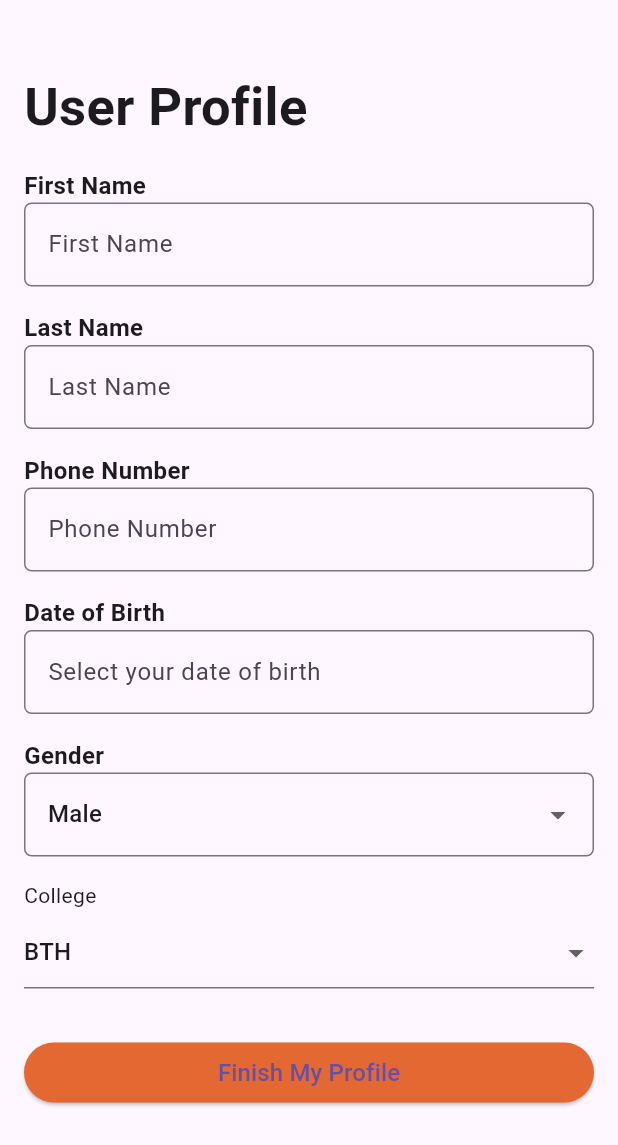
After one commit to abhirammmmm/CogniHive, a Flutter app: the NewUserDetails screen opened by its route, on a phone screen of 412 x 824 dp. The commit adds this screen. Shown: the top 1145 px of the screen. Run offline on Flutter 3.47's test engine with Material 3 defaults, Android fonts, the phone set to English and light mode, and no system bars; our stand-ins replace cloud_firestore, firebase_auth, firebase_core; accounts and stored records are empty.

Commit message:
Save New User Profile

```diff
--- /dev/null
+++ b/lib/models/user_data.dart
@@ -0,0 +1,39 @@
+class UserData {
+  String firstName;
+  String lastName;
+  String phoneNumber;
+  String dateOfBirth;
+  String gender;
+  String college;
+
+  UserData({
+    this.firstName = '',
+    this.lastName = '',
+    this.phoneNumber = '',
+    this.dateOfBirth = '',
+    this.gender = 'Male',
+    this.college = 'BTH',
+  });
+
+  // Add a method to populate data from a map (useful when fetching data from Firestore)
+  UserData.fromMap(Map<String, dynamic> map)
+      : firstName = map['firstName'] ?? '',
+        lastName = map['lastName'] ?? '',
+        phoneNumber = map['phoneNumber'] ?? '',
+        dateOfBirth = map['dateOfBirth'] ?? '',
+        gender = map['gender'] ?? 'Male',
+        college = map['college'] ?? 'BTH';
+
+  get uid => null;
+
+  Map<String, dynamic> toMap() {
+    return {
+      'firstName': firstName,
+      'lastName': lastName,
+      'phoneNumber': phoneNumber,
+      'dateOfBirth': dateOfBirth,
+      'gender': gender,
+      'college': college,
+    };
+  }
+}
--- /dev/null
+++ b/lib/screens/home/new_user_details.dart
@@ -0,0 +1,263 @@
+// ignore_for_file: prefer_const_constructors, prefer_final_fields, library_private_types_in_public_api, avoid_print, prefer_const_constructors_in_immutables
+
+import 'package:cloud_firestore/cloud_firestore.dart';
+import 'package:cognihive_version1/models/user_data.dart';
+import 'package:cognihive_version1/screens/home/dashboard.dart';
+import 'package:firebase_auth/firebase_auth.dart';
+import 'package:flutter/material.dart';
+
+class NewUserDetails extends StatefulWidget {
+  final UserData? initialData;
+
+  NewUserDetails({Key? key, this.initialData}) : super(key: key);
+
+  @override
+  _NewUserDetailsState createState() => _NewUserDetailsState();
+}
+
+class _NewUserDetailsState extends State<NewUserDetails> {
+  final _formKey = GlobalKey<FormState>();
+  TextEditingController _firstNameController = TextEditingController();
+  TextEditingController _lastNameController = TextEditingController();
+  TextEditingController _phoneController = TextEditingController();
+  TextEditingController _dobController = TextEditingController();
+  String _selectedGender = 'Male'; // Default value
+  String _selectedCollege = 'BTH'; // Default value
+
+  @override
+  void initState() {
+    super.initState();
+    if (widget.initialData != null) {
+      _firstNameController.text = widget.initialData!.firstName;
+      _lastNameController.text = widget.initialData!.lastName;
+      _phoneController.text = widget.initialData!.phoneNumber;
+      _dobController.text = widget.initialData!.dateOfBirth;
+      _selectedGender = widget.initialData!.gender;
+      _selectedCollege = widget.initialData!.college;
+    }
+  }
+
+  @override
+  Widget build(BuildContext context) {
+    return Scaffold(
+      body: Padding(
+        padding: const EdgeInsets.all(16.0),
+        child: Form(
+          key: _formKey,
+          child: ListView(
+            children: [
+              SizedBox(height: 30.0),
+              Text(
+                'User Profile',
+                style: TextStyle(fontSize: 35.0, fontWeight: FontWeight.bold),
+              ),
+              SizedBox(height: 16.0),
+              buildForm('First Name', _firstNameController),
+              buildForm('Last Name', _lastNameController),
+              buildForm('Phone Number', _phoneController),
+              buildDatePickerForm('Date of Birth', _dobController),
+              buildGenderDropdown(),
+              buildCollegeDropdown(),
+              SizedBox(height: 16.0),
+              ElevatedButton(
+                onPressed: _finishProfile,
+                style: ElevatedButton.styleFrom(
+                  padding: EdgeInsets.symmetric(horizontal: 50),
+                  backgroundColor: Color(0xFFE46831),
+                ),
+                child:
+                    Text('Finish My Profile', style: TextStyle(fontSize: 16)),
+              ),
+            ],
+          ),
+        ),
+      ),
+    );
+  }
+
+  // Other buildForm, buildDatePickerForm, and buildGenderDropdown methods remain the same
+
+  Widget buildCollegeDropdown() {
+    return Column(
+      crossAxisAlignment: CrossAxisAlignment.start,
+      children: [
+        Text('College', style: TextStyle(fontSize: 14.0)),
+        SizedBox(height: 4.0),
+        DropdownButtonFormField<String>(
+          value: _selectedCollege,
+          items: [
+            'BTH',
+            'KTH',
+            'Chalmers University of Technology',
+            'Uppsala University'
+          ].map<DropdownMenuItem<String>>((String value) {
+            return DropdownMenuItem<String>(
+              value: value,
+              child: Text(value),
+            );
+          }).toList(),
+          onChanged: (String? newValue) {
+            setState(() {
+              _selectedCollege = newValue!;
+            });
+          },
+          validator: (value) =>
+              value == null ? 'Please select a college' : null,
+        ),
+        SizedBox(height: 16.0),
+      ],
+    );
+  }
+
+  Widget buildGenderDropdown() {
+    return Column(
+      crossAxisAlignment: CrossAxisAlignment.start,
+      children: [
+        Text(
+          'Gender',
+          style: TextStyle(fontSize: 16.0, fontWeight: FontWeight.bold),
+        ),
+        DropdownButtonFormField<String>(
+          value: _selectedGender,
+          decoration: InputDecoration(
+            border: OutlineInputBorder(
+              borderRadius: BorderRadius.circular(5.0),
+            ),
+          ),
+          items: <String>['Male', 'Female', 'Prefer not to say']
+              .map<DropdownMenuItem<String>>((String value) {
+            return DropdownMenuItem<String>(
+              value: value,
+              child: Text(value),
+            );
+          }).toList(),
+          onChanged: (String? newValue) {
+            setState(() {
+              _selectedGender = newValue!;
+            });
+          },
+          validator: (value) {
+            if (value == null || value.isEmpty) {
+              return 'Please select a gender';
+            }
+            return null;
+          },
+        ),
+        SizedBox(height: 16.0),
+      ],
+    );
+  }
+
+  Widget buildDatePickerForm(
+      String labelText, TextEditingController controller) {
+    return Column(
+      crossAxisAlignment: CrossAxisAlignment.start,
+      children: [
+        Text(
+          labelText,
+          style: TextStyle(fontSize: 16.0, fontWeight: FontWeight.bold),
+        ),
+        InkWell(
+          onTap: () async {
+            DateTime? pickedDate = await showDatePicker(
+              context: context,
+              initialDate: DateTime.now(),
+              firstDate: DateTime(1900),
+              lastDate: DateTime.now(),
+            );
+            if (pickedDate != null) {
+              String formattedDate =
+                  "${pickedDate.day}-${pickedDate.month}-${pickedDate.year}";
+              setState(() {
+                controller.text =
+                    formattedDate; // Update the text of the controller
+              });
+            }
+          },
+          child: IgnorePointer(
+            child: TextFormField(
+              controller: controller,
+              decoration: InputDecoration(
+                hintText: 'Select your date of birth',
+                border: OutlineInputBorder(
+                  borderRadius: BorderRadius.circular(5.0),
+                ),
+              ),
+              validator: (value) {
+                if (value == null || value.isEmpty) {
+                  return 'Please select your date of birth';
+                }
+                return null;
+              },
+            ),
+          ),
+        ),
+        SizedBox(height: 16.0),
+      ],
+    );
+  }
+
+  Widget buildForm(String labelText, TextEditingController controller) {
+    return Column(
+      crossAxisAlignment: CrossAxisAlignment.start,
+      children: [
+        Text(
+          labelText,
+          style: TextStyle(fontSize: 16.0, fontWeight: FontWeight.bold),
+        ),
+        TextFormField(
+          controller: controller,
+          decoration: InputDecoration(
+            hintText: labelText,
+            border: OutlineInputBorder(
+              borderRadius: BorderRadius.circular(5.0),
+            ),
+          ),
+          validator: (value) {
+            if (value == null || value.isEmpty) {
+              return 'Please enter $labelText';
+            }
+            return null;
+          },
+        ),
+        SizedBox(height: 16.0),
+      ],
+    );
+  }
+
+  void _finishProfile() {
+    if (_formKey.currentState!.validate()) {
+      // Print values
+      print('First Name: ${_firstNameController.text}');
+      print('Last Name: ${_lastNameController.text}');
+      print('Phone Number: ${_phoneController.text}');
+      print('Date of Birth: ${_dobController.text}');
+      print('Gender: $_selectedGender');
+      print('College: $_selectedCollege');
+      if (_formKey.currentState!.validate()) {
+      User? currentUser = FirebaseAuth.instance.currentUser;
+      if (currentUser == null || currentUser.uid.isEmpty) {
+        print('Error: No user is currently signed in.');
+        return;
+      }
+
+      FirebaseFirestore.instance.collection('users').doc(currentUser.uid).update({
+        'displayName': _firstNameController.text,
+        'firstName': _firstNameController.text,
+        'lastName': _lastNameController.text,
+        'phoneNumber': _phoneController.text,
+        'dateOfBirth': _dobController.text,
+        'gender': _selectedGender,
+        'college': _selectedCollege,
+        'profile_complete': true,
+      }).then((value) {
+        print('User profile updated.');
+        Navigator.pushReplacement(context, MaterialPageRoute(builder: (context) => Dashboard()));
+        // Optionally navigate the user away from the profile page
+      }).catchError((error) {
+        print('Error updating user profile: $error');
+      });
+    }
+    }
+  }
+}
```
Also changed, not shown: lib/main.dart (+8 -4 lines), lib/providers/firebaseGoogleSigninProvider.dart (+25 -28 lines), lib/screens/home/dashboard.dart (added, +12 -0 lines), lib/services/dummy.dart (deleted), lib/utils/dummy.dart (deleted).
